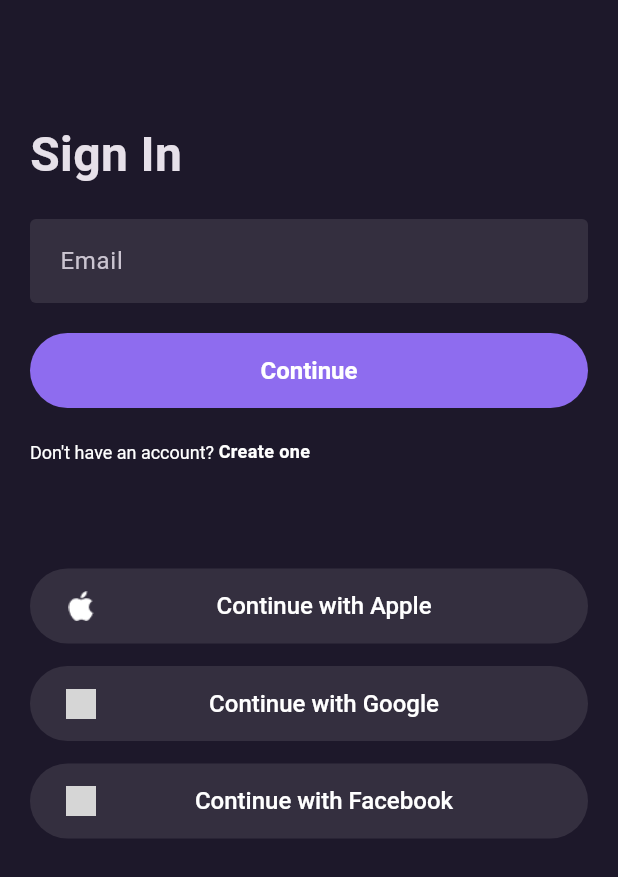
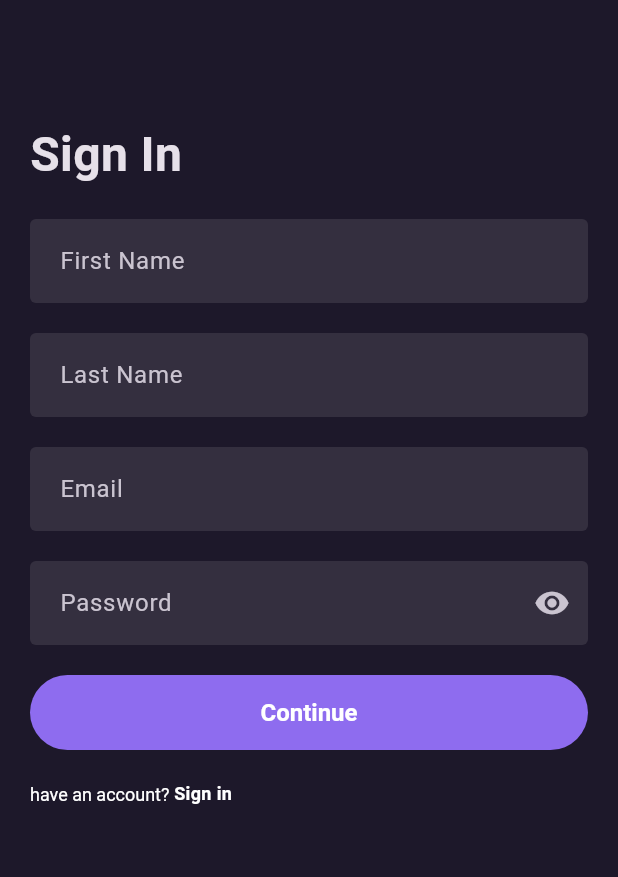
Before and after one commit to MohammedIrfan33/my_cart, a Flutter app: the screen it shows after launch, after a tap on "Create one", on a phone screen of 412 x 824 dp. Shown: the top 877 px of the screen. Run offline on Flutter 3.47's test engine with Material 3 defaults, Android fonts, the phone set to English and light mode, and no system bars; our stand-ins replace cloud_firestore, dartz, firebase_auth, firebase_core, flutter_bloc, flutter_svg and 1 more; accounts and stored records are empty; Roboto replaces fonts that are missing (CircularStd); grey boxes are pictures that could not be loaded.

Commit message:
auth part1

```diff
--- /dev/null
+++ b/lib/core/usecase/use_case.dart
@@ -0,0 +1,3 @@
+abstract class UseCase<Type, Params> {
+  Future<Type> call({Params params});
+}
--- a/lib/main.dart
+++ b/lib/main.dart
@@ -1,11 +1,17 @@
+import 'package:firebase_core/firebase_core.dart';
 import 'package:flutter/material.dart';
 import 'package:flutter_bloc/flutter_bloc.dart';
 import 'package:my_cart/core/configs/theme/app_theme.dart';
+import 'package:my_cart/firebase_options.dart';
 import 'package:my_cart/presentation/splash/bloc/splash_cubit.dart';
 import 'package:my_cart/presentation/splash/screens/splash_screen.dart';
 
 Future<void> main() async {
    WidgetsFlutterBinding.ensureInitialized();
+
+   await Firebase.initializeApp(
+   options: DefaultFirebaseOptions.currentPlatform,
+ );
 
   runApp(const MyApp());
 }
--- a/lib/presentation/auth/screens/sigin_screen.dart
+++ b/lib/presentation/auth/screens/sigin_screen.dart
@@ -1,6 +1,7 @@
 import 'package:flutter/material.dart';
 import 'package:my_cart/core/common/widgets/button/basic_button.dart';
 import 'package:my_cart/core/configs/asset/app_images.dart';
+import 'package:my_cart/presentation/auth/screens/signup_screen.dart';
 
 class SiginScreen extends StatefulWidget {
   const SiginScreen({super.key});
@@ -11,16 +12,19 @@
 
 class _SiginScreenState extends State<SiginScreen> {
   final TextEditingController _emailController = TextEditingController();
+  final TextEditingController _passwordController = TextEditingController();
   final GlobalKey<FormState> _formKey = GlobalKey<FormState>();
+  bool _obscurePassword = true;
 
   @override
   Widget build(BuildContext context) {
     const sizedBox = const SizedBox(height: 20);
     return Scaffold(
       body: Padding(
-        padding: const EdgeInsets.symmetric(horizontal: 20, vertical: 0), // Horizontal padding 20
+        padding: const EdgeInsets.symmetric(horizontal: 20, vertical: 0),
         child: Form(
           key: _formKey,
+          child: SingleChildScrollView(
             child: Column(
               crossAxisAlignment: CrossAxisAlignment.start,
               children: [
@@ -29,36 +33,57 @@
                 sizedBox,
                 _emailField(),
                 sizedBox,
+                _passwordField(),
+                _forgotPasswordButton(),  // Added forgot password button
+                sizedBox,
                 _continueButton(),
                 sizedBox,
                 _createAccount(),
-              SizedBox(height: 70,),
-
+                const SizedBox(height: 30),
                 _authButton(
                   title: 'Continue with Apple',
                   icon: AppImages.appleIcon,
+                  action: () {
+                    print('Apple Sign-In Clicked');
+                  },
+                ),
+                _authButton(
+                  title: 'Continue with Google',
+                  icon: AppImages.googleIcon,
                   action: () {
                     print('Google Sign-In Clicked');
                   },
                 ),
                 _authButton(
-                title: 'Continue with Google',
-                icon: AppImages.googleIcon,
-
+                  title: 'Continue with Facebook',
+                  icon: AppImages.fbIcon,
                   action: () {
-                  print('Google  Clicked');
+                    print('Facebook Sign-In Clicked');
                   },
                 ),
-              _authButton(
-                title: 'Continue with Facebook',
-                icon: AppImages.fbIcon,
+                const SizedBox(height: 20),
+              ],
+            ),
+          ),
+        ),
+      ),
+    );
+  }
 
-                action: () {
-                  print('Google Sign-In Clicked');
+  // Add this new widget method for forgot password
+  Widget _forgotPasswordButton() {
+    return Align(
+      alignment: Alignment.centerRight,
+      child: TextButton(
+        onPressed: () {
+          print('Forgot Password tapped');
+          // Add your forgot password logic here
         },
-              ),
-
-            ],
+        child: const Text(
+          'Forgot Password?',
+          style: TextStyle(
+            color: Colors.white,
+            fontSize: 14,
           ),
         ),
       ),
@@ -95,33 +120,67 @@
     );
   }
 
+  Widget _passwordField() {
+    return TextFormField(
+      controller: _passwordController,
+      obscureText: _obscurePassword,
+      decoration: InputDecoration(
+        labelText: 'Password',
+        hintText: 'Enter your password',
+        border: const OutlineInputBorder(),
+        suffixIcon: IconButton(
+          icon: Icon(
+            _obscurePassword ? Icons.visibility_off : Icons.visibility,
+          ),
+          onPressed: () {
+            setState(() {
+              _obscurePassword = !_obscurePassword;
+            });
+          },
+        ),
+      ),
+      validator: (value) {
+        if (value == null || value.isEmpty) {
+          return 'Password is required';
+        } else if (value.length < 6) {
+          return 'Password must be at least 6 characters';
+        }
+        return null;
+      },
+    );
+  }
+
   Widget _continueButton() {
     return BasicAppButton(
       title: 'Continue',
       action: () {
         if (_formKey.currentState!.validate()) {
-          print('Valid email, proceed further');
+          print('Email: ${_emailController.text}');
+          print('Password: ${_passwordController.text}');
         }
       },
     );
   }
 
-  Widget _authButton({required String title, required VoidCallback action,required  String icon}) {
+  Widget _authButton({
+    required String title,
+    required VoidCallback action,
+    required String icon,
+  }) {
     return Container(
       height: 50,
       width: double.infinity,
-      margin: EdgeInsets.only(bottom: 15),
+      margin: const EdgeInsets.only(bottom: 15),
       child: ElevatedButton(
         onPressed: action,
         style: ElevatedButton.styleFrom(
-          backgroundColor: const Color(0xff342F3F), // Background color
-
+          backgroundColor: const Color(0xff342F3F),
         ),
         child: Row(
           mainAxisAlignment: MainAxisAlignment.start,
           children: [
             Image.asset(
-              icon, // Replace with actual image path
+              icon,
               height: 20,
               width: 20,
             ),
@@ -130,7 +189,7 @@
                 child: Text(
                   title,
                   style: const TextStyle(
-                    color: Colors.white, // Text color
+                    color: Colors.white,
                     fontSize: 16,
                     fontWeight: FontWeight.w500,
                   ),
@@ -155,14 +214,17 @@
           WidgetSpan(
             child: GestureDetector(
               onTap: () {
-                print('Navigate to Create Account');
+                Navigator.push(
+                  context,
+                  MaterialPageRoute(builder: (context) => const SignUpScreen()),
+                );
               },
               child: const Text(
                 'Create one',
                 style: TextStyle(
                   fontSize: 12,
                   fontWeight: FontWeight.bold,
-                  color: Colors.white, // Clickable color
+                  color: Colors.white,
                 ),
               ),
             ),
--- /dev/null
+++ b/lib/presentation/auth/screens/signup_screen.dart
@@ -0,0 +1,191 @@
+import 'package:flutter/material.dart';
+import 'package:my_cart/core/common/widgets/button/basic_button.dart';
+
+class SignUpScreen extends StatefulWidget {
+  const SignUpScreen({super.key});
+
+  @override
+  State<SignUpScreen> createState() => _SignUpScreenState();
+}
+
+class _SignUpScreenState extends State<SignUpScreen> {
+  final TextEditingController _emailController = TextEditingController();
+  final TextEditingController _firstNameController = TextEditingController();
+  final TextEditingController _lastNameController = TextEditingController();
+  final TextEditingController _passwordController = TextEditingController();
+  final GlobalKey<FormState> _formKey = GlobalKey<FormState>();
+
+  bool _obscurePassword = true;
+
+  @override
+  Widget build(BuildContext context) {
+    const sizedBox = const SizedBox(height: 20);
+    return Scaffold(
+      body: Padding(
+        padding: const EdgeInsets.symmetric(horizontal: 20, vertical: 0),
+        child: Form(
+          key: _formKey,
+          child: SingleChildScrollView(
+            child: Column(
+              crossAxisAlignment: CrossAxisAlignment.start,
+              children: [
+                const SizedBox(height: 80),
+                _siginText(),
+                sizedBox,
+                _buildTextField(
+                  controller: _firstNameController,
+                  labelText: 'First Name',
+                  hintText: 'Enter your first name',
+                  validator: (value) {
+                    if (value == null || value.isEmpty) {
+                      return 'First name is required';
+                    } else if (value.length < 2) {
+                      return 'First name must be at least 2 characters';
+                    }
+                    return null;
+                  },
+                ),
+                sizedBox,
+                _buildTextField(
+                  controller: _lastNameController,
+                  labelText: 'Last Name',
+                  hintText: 'Enter your last name',
+                  validator: (value) {
+                    if (value == null || value.isEmpty) {
+                      return 'Last name is required';
+                    } else if (value.length < 2) {
+                      return 'Last name must be at least 2 characters';
+                    }
+                    return null;
+                  },
+                ),
+                sizedBox,
+                _buildTextField(
+                  controller: _emailController,
+                  labelText: 'Email',
+                  hintText: 'Enter your email',
+                  keyboardType: TextInputType.emailAddress,
+                  validator: (value) {
+                    if (value == null || value.isEmpty) {
+                      return 'Email is required';
+                    } else if (!RegExp(r'^[a-zA-Z0-9._%+-]+@[a-zA-Z0-9.-]+\.[a-zA-Z]{2,}$').hasMatch(value)) {
+                      return 'Enter a valid email';
+                    }
+                    return null;
+                  },
+                ),
+                sizedBox,
+                _buildTextField(
+                  controller: _passwordController,
+                  labelText: 'Password',
+                  hintText: 'Enter your password',
+                  obscureText: _obscurePassword,
+                  suffixIcon: IconButton(
+                    icon: Icon(
+                      _obscurePassword ? Icons.visibility : Icons.visibility_off,
+                    ),
+                    onPressed: () {
+                      setState(() {
+                        _obscurePassword = !_obscurePassword;
+                      });
+                    },
+                  ),
+                  validator: (value) {
+                    if (value == null || value.isEmpty) {
+                      return 'Password is required';
+                    } else if (value.length < 6) {
+                      return 'Password must be at least 6 characters';
+                    }
+                    return null;
+                  },
+                ),
+                sizedBox,
+                _continueButton(),
+                sizedBox,
+                _createAccount(),
+                const SizedBox(height: 70),
+              ],
+            ),
+          ),
+        ),
+      ),
+    );
+  }
+
+  Widget _buildTextField({
+    required TextEditingController controller,
+    required String labelText,
+    required String hintText,
+    TextInputType? keyboardType,
+    bool obscureText = false,
+    Widget? suffixIcon,
+    String? Function(String?)? validator,
+  }) {
+    return TextFormField(
+      controller: controller,
+      keyboardType: keyboardType,
+      obscureText: obscureText,
+      decoration: InputDecoration(
+        labelText: labelText,
+        hintText: hintText,
+        border: const OutlineInputBorder(),
+        suffixIcon: suffixIcon,
+      ),
+      validator: validator,
+    );
+  }
+
+  Widget _siginText() {
+    return const Text(
+      'Sign In',
+      style: TextStyle(
+        fontSize: 32,
+        fontWeight: FontWeight.bold,
+      ),
+    );
+  }
+
+  Widget _continueButton() {
+    return BasicAppButton(
+      title: 'Continue',
+      action: () {
+        if (_formKey.currentState!.validate()) {
+          print('Form is valid, proceed further');
+          print('First Name: ${_firstNameController.text}');
+          print('Last Name: ${_lastNameController.text}');
+          print('Email: ${_emailController.text}');
+          print('Password: ${_passwordController.text}');
+        }
+      },
+    );
+  }
+
+  Widget _createAccount() {
+    return RichText(
+      text: TextSpan(
+        text: "have an account? ",
+        style: const TextStyle(
+          fontSize: 12,
+          color: Colors.white,
+        ),
+        children: [
+          WidgetSpan(
+            child: GestureDetector(
+              onTap: () {
+                Navigator.pop(context);
+              },
+              child: const Text(
+                'Sign in',
+                style: TextStyle(
+                  fontSize: 12,
+                  fontWeight: FontWeight.bold,
+                  color: Colors.white,
+                ),
+              ),
+            ),
+          ),
+        ],
+      ),
+    );
+  }
+}
--- a/pubspec.yaml
+++ b/pubspec.yaml
@@ -37,6 +37,11 @@
   flutter_svg: ^2.0.17
   flutter_bloc: ^9.1.0
   flutter_screenutil: ^5.9.3
+  firebase_core: ^3.13.0
+  firebase_auth: ^5.5.2
+  cloud_firestore: ^5.6.6
+  get_it: ^8.0.3
+  dartz: ^0.10.1
 
 dev_dependencies:
   flutter_test:
```
Also changed, not shown: lib/data/models/auth/user_model.dart (added, +48 -0 lines), lib/data/repository/auth/auth_impl_repo.dart (added, +14 -0 lines), lib/data/sorce/firebase_auth_service.dart (added, +47 -0 lines), lib/domain/repository/auth/auth_repo.dart (added, +7 -0 lines), lib/domain/usecase/auth_use_case.dart (added, +17 -0 lines), lib/service_locactor.dart (added, +26 -0 lines), firebase.json (added), lib/firebase_options.dart (added), pubspec.lock, 6 other files. Lines whose indentation alone changed are shown as unchanged.
